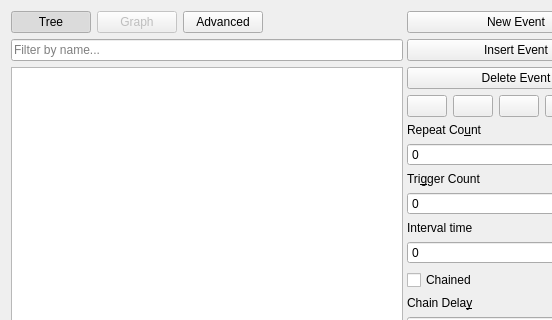
The window that qtfred/ui/MissionEventsDialog.ui (MjnMixael/fs2open.github.com) describes before a commit, drawn with Qt 5; both pictures show x 0 to 552 and y 0 to 320 of the 1012 by 930 pixel window.
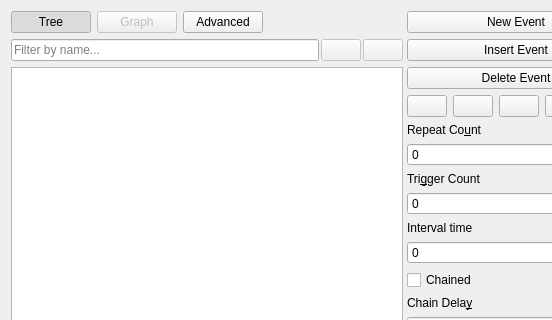
The same window after the commit. Custom widgets are drawn as their Qt base class.

Commit message: Add find-in-text to the qtFRED Events Advanced Edit view

The edit to the form file:
```diff
--- a/qtfred/ui/MissionEventsDialog.ui
+++ b/qtfred/ui/MissionEventsDialog.ui
@@ -93,6 +93,11 @@
         </layout>
        </item>
        <item>
+        <layout class="QHBoxLayout" name="eventSearchLayout">
+         <property name="spacing">
+          <number>2</number>
+         </property>
+         <item>
         <widget class="QLineEdit" name="eventSearchEdit">
          <property name="placeholderText">
           <string>Filter by name...</string>
@@ -101,6 +106,46 @@
           <bool>true</bool>
          </property>
         </widget>
+         </item>
+         <item>
+          <widget class="QPushButton" name="btnFindPrev">
+           <property name="enabled">
+            <bool>false</bool>
+           </property>
+           <property name="sizePolicy">
+            <sizepolicy hsizetype="Fixed" vsizetype="Fixed">
+             <horstretch>0</horstretch>
+             <verstretch>0</verstretch>
+            </sizepolicy>
+           </property>
+           <property name="toolTip">
+            <string>Previous match</string>
+           </property>
+           <property name="text">
+            <string/>
+           </property>
+          </widget>
+         </item>
+         <item>
+          <widget class="QPushButton" name="btnFindNext">
+           <property name="enabled">
+            <bool>false</bool>
+           </property>
+           <property name="sizePolicy">
+            <sizepolicy hsizetype="Fixed" vsizetype="Fixed">
+             <horstretch>0</horstretch>
+             <verstretch>0</verstretch>
+            </sizepolicy>
+           </property>
+           <property name="toolTip">
+            <string>Next match</string>
+           </property>
+           <property name="text">
+            <string/>
+           </property>
+          </widget>
+         </item>
+        </layout>
        </item>
        <item>
         <widget class="QStackedWidget" name="eventViewStack">
```
Lines whose indentation alone changed are shown as unchanged. The commit also changes 2 other files.
